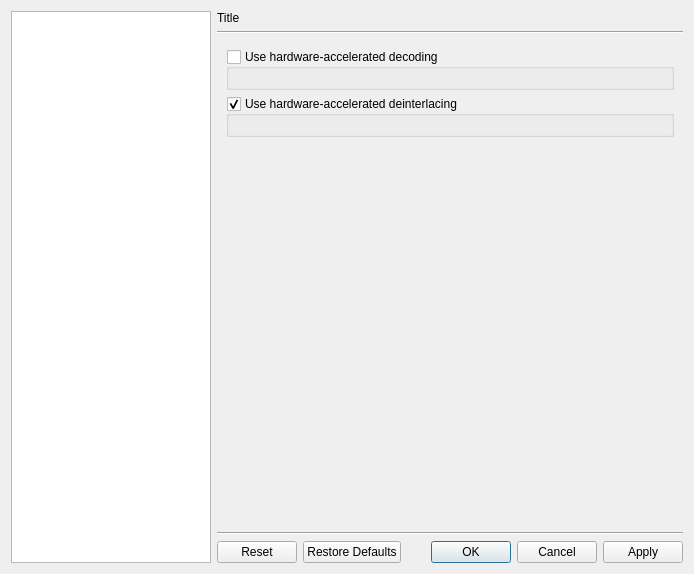
This is src/cmplayer/ui/prefdialog.ui in bylee20/bomi as Qt 5 draws it before an edit. The edited form follows.
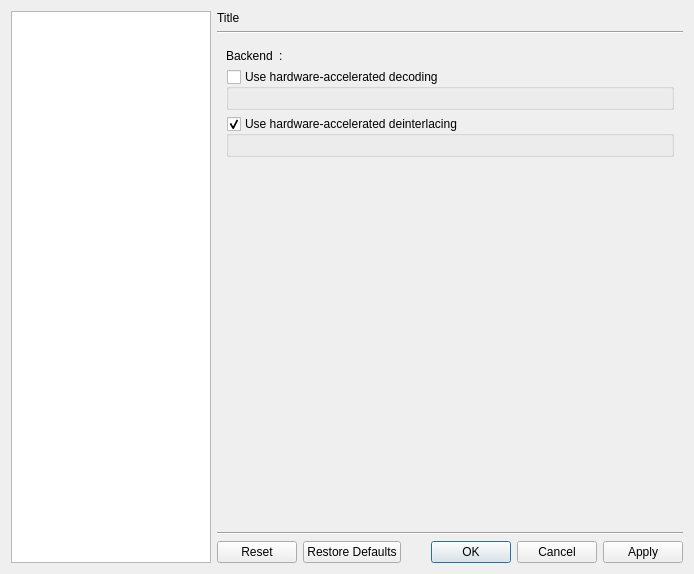
This is the edited form. The open tabs and pages were chosen to show the change. Icons and pictures are not drawn. Custom widgets are drawn as their Qt base class.

Commit message: show current hwacc backend in preferences

Patch:
```diff
--- a/src/cmplayer/ui/prefdialog.ui
+++ b/src/cmplayer/ui/prefdialog.ui
@@ -1887,7 +1887,35 @@
         </layout>
        </widget>
        <widget class="QWidget" name="video_hwacc">
-        <layout class="QVBoxLayout" name="verticalLayout_33">
+        <layout class="QVBoxLayout" name="verticalLayout_29">
+         <item>
+          <layout class="QHBoxLayout" name="horizontalLayout_24">
+           <item>
+            <widget class="QLabel" name="label_55">
+             <property name="text">
+              <string>Backend</string>
+             </property>
+            </widget>
+           </item>
+           <item>
+            <widget class="QLabel" name="label_52">
+             <property name="text">
+              <string notr="true">:</string>
+             </property>
+            </widget>
+           </item>
+           <item>
+            <widget class="QLabel" name="hwacc_backend">
+             <property name="sizePolicy">
+              <sizepolicy hsizetype="Expanding" vsizetype="Preferred">
+               <horstretch>0</horstretch>
+               <verstretch>0</verstretch>
+              </sizepolicy>
+             </property>
+            </widget>
+           </item>
+          </layout>
+         </item>
          <item>
           <widget class="QGroupBox" name="enable_hwdec">
            <property name="title">
```
Left out of the diff: 2 changed lines with no effect on the pictures. The commit also changes 3 other files.
